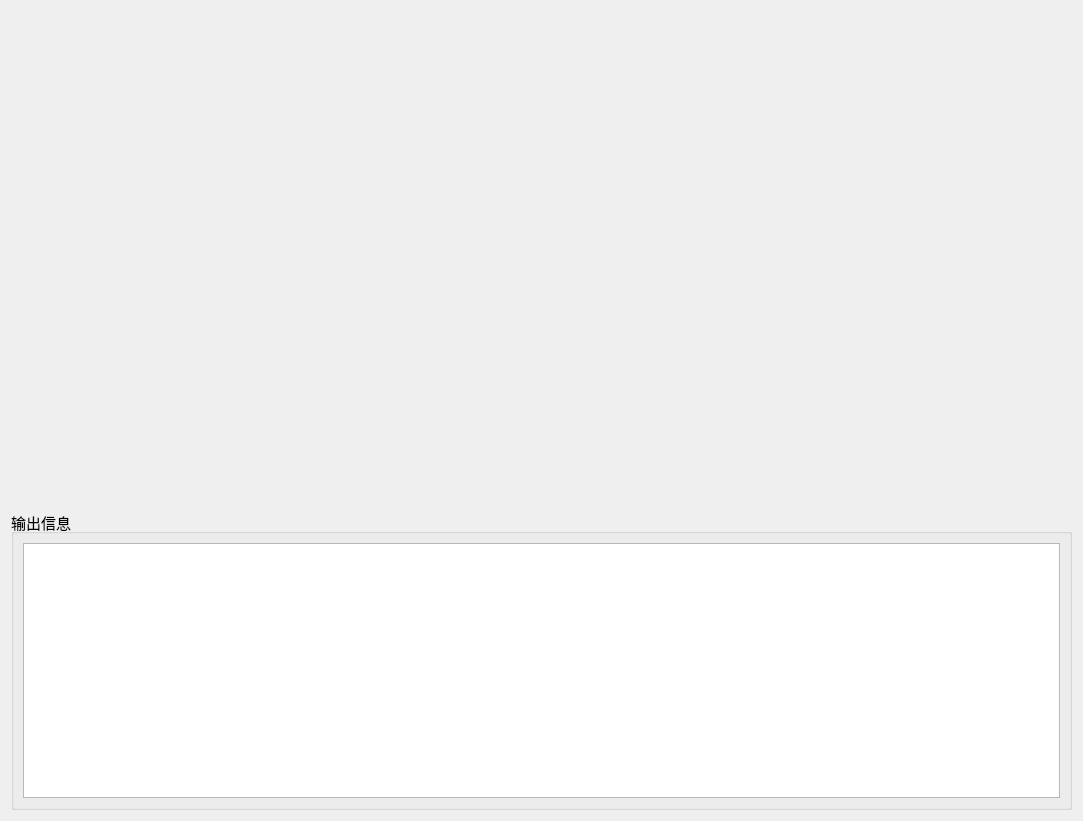
Above: mpro_cfg/home/home_mainwid.ui from ChinaClever/MPro-Tools before the change. Below: the same form after it.
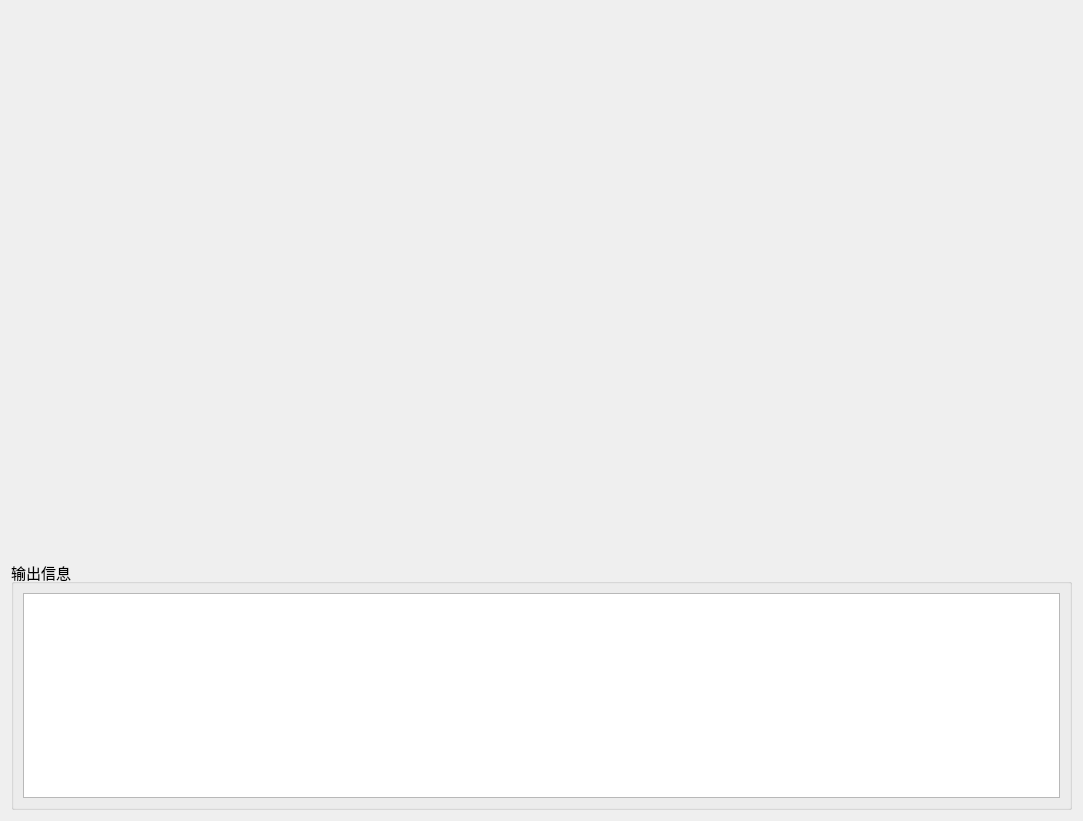
That is the form after the change.

```diff
--- a/mpro_cfg/home/home_mainwid.ui
+++ b/mpro_cfg/home/home_mainwid.ui
@@ -27,7 +27,7 @@
      <property name="maximumSize">
       <size>
        <width>16777215</width>
-       <height>300</height>
+       <height>250</height>
       </size>
      </property>
      <property name="title">
```
